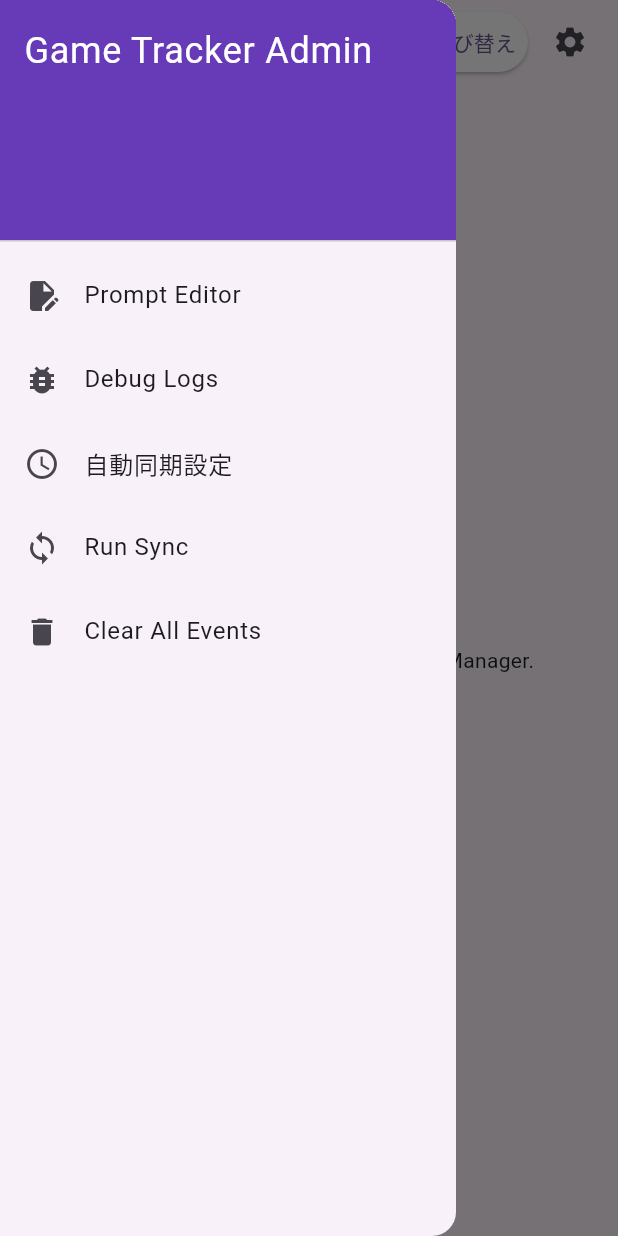
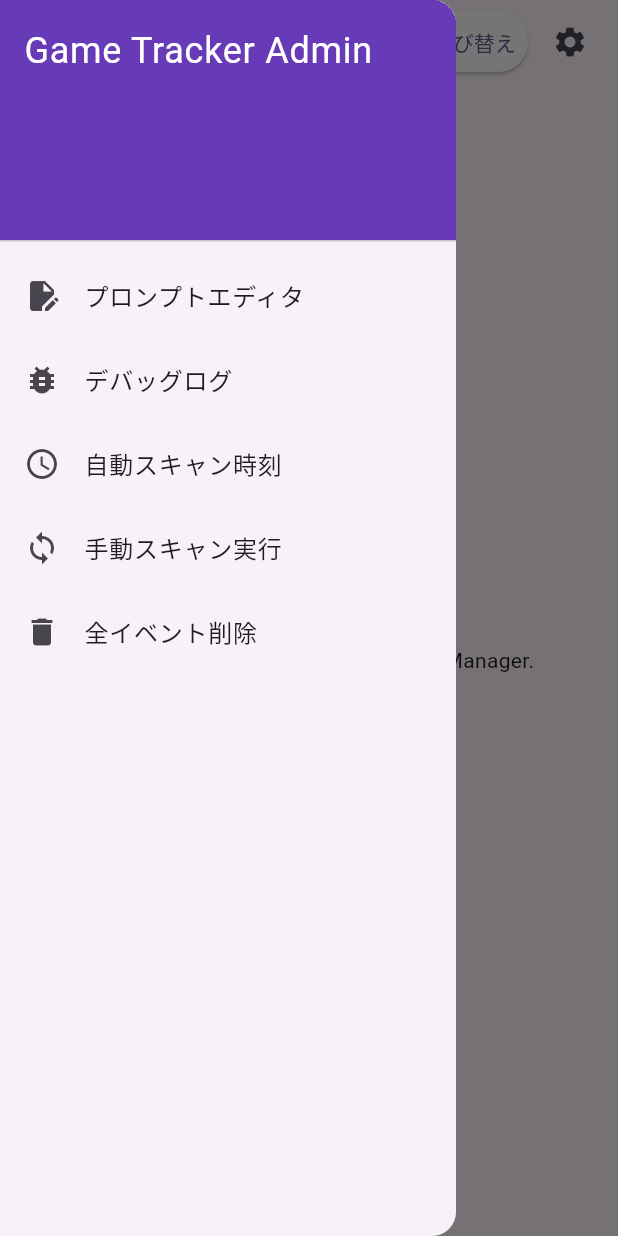
Before and after one commit to onpuuki/game-tracker, a Flutter app: the screen it shows after launch, with the side drawer open, on a phone screen of 412 x 824 dp. Run offline on Flutter 3.47's test engine with Material 3 defaults, Android fonts, the phone set to English and light mode, and no system bars; our stand-ins replace cloud_firestore, cloud_functions, firebase_core, shared_preferences; accounts and stored records are empty.

Commit message:
i18n: Translate admin menu and update scan terminology
- Translated all Drawer list items in `home_screen.dart` to Japanese.
- Renamed "Sync" related terms to "Scan" (スキャン) terminology.
- Updated `timer_settings_screen.dart` AppBar and descriptive text to use '自動スキャン時刻' and '自動スキャンを実行します'.

Co-authored-by: onpuuki <220911838+onpuuki@users.noreply.github.com>

```diff
--- a/frontend/lib/screens/home_screen.dart
+++ b/frontend/lib/screens/home_screen.dart
@@ -673,7 +673,7 @@ class _HomeScreenState extends State<HomeScreen> {
             ),
             ListTile(
               leading: const Icon(Icons.edit_document),
-              title: const Text('Prompt Editor'),
+              title: const Text('プロンプトエディタ'),
               onTap: () {
                 Navigator.pop(context); // Close drawer
                 Navigator.push(
@@ -686,7 +686,7 @@ class _HomeScreenState extends State<HomeScreen> {
             ),
             ListTile(
               leading: const Icon(Icons.bug_report),
-              title: const Text('Debug Logs'),
+              title: const Text('デバッグログ'),
               onTap: () {
                 Navigator.pop(context); // Close drawer
                 Navigator.push(
@@ -699,7 +699,7 @@ class _HomeScreenState extends State<HomeScreen> {
             ),
             ListTile(
               leading: const Icon(Icons.access_time),
-              title: const Text('自動同期設定'),
+              title: const Text('自動スキャン時刻'),
               onTap: () {
                 Navigator.pop(context); // Close drawer
                 Navigator.push(
@@ -712,7 +712,7 @@ class _HomeScreenState extends State<HomeScreen> {
             ),
             ListTile(
               leading: const Icon(Icons.sync),
-              title: const Text('Run Sync'),
+              title: const Text('手動スキャン実行'),
               onTap: () {
                 Navigator.pop(context);
                 Navigator.push(
@@ -731,7 +731,7 @@ class _HomeScreenState extends State<HomeScreen> {
                       height: 20,
                       child: CircularProgressIndicator(strokeWidth: 2),
                     )
-                  : const Text('Clear All Events'),
+                  : const Text('全イベント削除'),
               onTap: _isClearingEvents
                   ? null
                   : () async {
--- a/frontend/lib/screens/timer_settings_screen.dart
+++ b/frontend/lib/screens/timer_settings_screen.dart
@@ -104,7 +104,7 @@ class _TimerSettingsScreenState extends State<TimerSettingsScreen> {
   Widget build(BuildContext context) {
     return Scaffold(
       appBar: AppBar(
-        title: const Text('自動同期設定'),
+        title: const Text('自動スキャン時刻'),
       ),
       body: StreamBuilder<DocumentSnapshot>(
         stream: _configStream,
@@ -130,7 +130,7 @@ class _TimerSettingsScreenState extends State<TimerSettingsScreen> {
               crossAxisAlignment: CrossAxisAlignment.start,
               children: [
                 const Text(
-                  '毎日以下の時刻にバックグラウンドで自動同期を実行します。',
+                  '毎日以下の時刻にバックグラウンドで自動スキャンを実行します。',
                   style: TextStyle(fontSize: 16),
                 ),
                 const SizedBox(height: 24),
```
